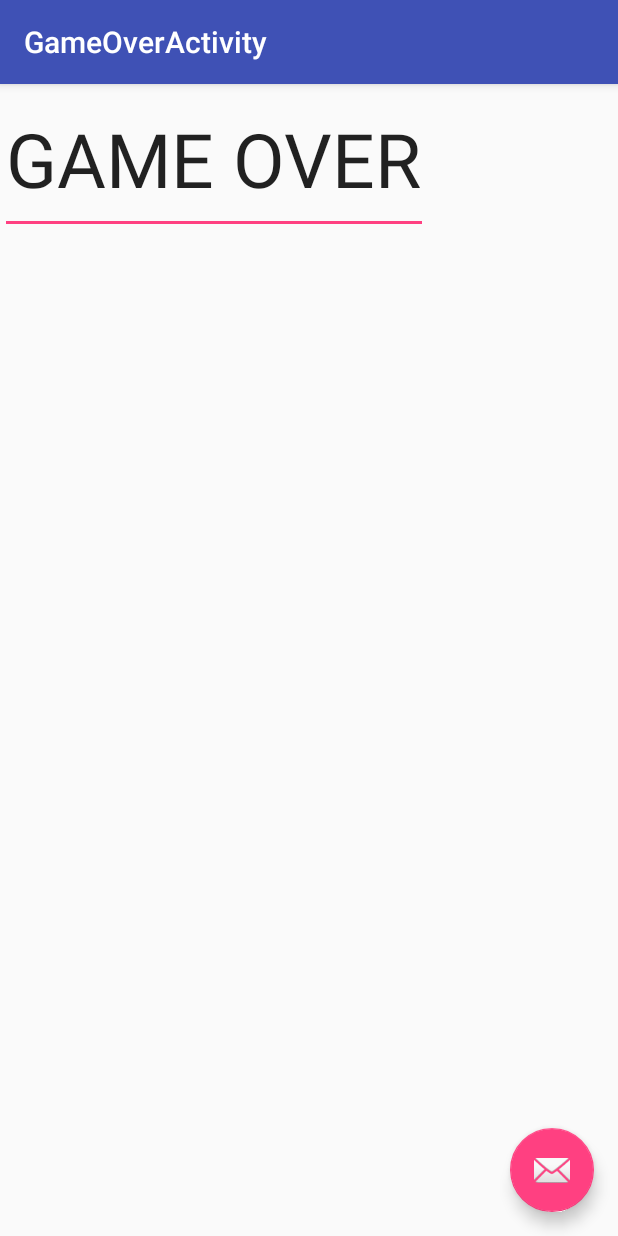
After one commit to rocketeer55/Crowd-Control, an Android app: the GameOverActivity screen opened directly, with no data from a screen before it, on a phone screen of 412 x 824 dp. The commit adds this screen. Run offline under Robolectric (Android 15) with nearby library versions, the phone set to English and light mode, and no system bars.

Commit message:
added gameover functionality

```diff
--- a/app/build.gradle
+++ b/app/build.gradle
@@ -1,5 +1,5 @@
 plugins {
-  id "org.sonarqube" version "2.6"
+    id "org.sonarqube" version "2.6"
 }
 
 apply plugin: 'com.android.application'
@@ -30,6 +30,7 @@
     implementation 'com.android.support:appcompat-v7:27.1.1'
     implementation 'com.android.support.constraint:constraint-layout:1.1.0'
     implementation 'com.android.support:support-v4:27.1.1'
+    implementation 'com.android.support:design:27.1.1'
     testImplementation 'junit:junit:4.12'
     androidTestImplementation 'com.android.support.test:runner:1.0.1'
     androidTestImplementation 'com.android.support.test.espresso:espresso-core:3.0.1'
--- a/app/src/main/AndroidManifest.xml
+++ b/app/src/main/AndroidManifest.xml
@@ -31,7 +31,11 @@
             android:configChanges="orientation|keyboardHidden|screenSize"
             android:label="@string/title_activity_play_level"
             android:theme="@style/FullscreenTheme" />
-        <activity android:name=".Debug"></activity>
+        <activity android:name=".Debug" />
+        <activity
+            android:name=".GameOverActivity"
+            android:label="@string/title_activity_game_over"
+            android:theme="@style/AppTheme"></activity>
     </application>
 
 </manifest>
--- a/app/src/main/java/com/csc309/crowdcontrol/Arrow.java
+++ b/app/src/main/java/com/csc309/crowdcontrol/Arrow.java
@@ -23,6 +23,8 @@
     public float songPosTarget;
     private float songPosStart;
     public float currentSongPos;
+
+    public boolean wasMissed;
 
     int ARROW_STARTING_Y; //Where arrows are spawned
     private float ARROW_TARGET_Y; //Where arrows should end up
@@ -130,12 +132,14 @@
         float temp = (songPosTarget - currentSongPos)/(songPosTarget - songPosStart);
         y = ((int)((1-temp) * (arrowTargetY - (arrowStartingY)))) + (arrowStartingY);
 
+        //@MATT
         if (y > screenHeight || currentSongPos > songPosTarget + 100)
         {
             System.out.println("MISSED NOTE");
             shouldDelete = true;
             shouldDequeue = true;
             y = Integer.MAX_VALUE;
+            wasMissed = true;
         }
     }
 
--- /dev/null
+++ b/app/src/main/java/com/csc309/crowdcontrol/GameOverActivity.java
@@ -0,0 +1,37 @@
+package com.csc309.crowdcontrol;
+
+import android.os.Bundle;
+import android.support.design.widget.FloatingActionButton;
+import android.support.design.widget.Snackbar;
+import android.support.v7.app.AppCompatActivity;
+import android.support.v7.widget.Toolbar;
+import android.view.View;
+
+public class GameOverActivity extends AppCompatActivity {
+
+    @Override
+    protected void onCreate(Bundle savedInstanceState) {
+        super.onCreate(savedInstanceState);
+        setContentView(R.layout.activity_game_over);
+        Toolbar toolbar = (Toolbar) findViewById(R.id.toolbar);
+        setSupportActionBar(toolbar);
+
+        FloatingActionButton fab = (FloatingActionButton) findViewById(R.id.fab);
+        fab.setOnClickListener(new View.OnClickListener() {
+            @Override
+            public void onClick(View view) {
+                Snackbar.make(view, "Replace with your own action", Snackbar.LENGTH_LONG)
+                        .setAction("Action", null).show();
+            }
+        });
+
+        Bundle extras = getIntent().getExtras();
+        int score = 0;
+        if (extras != null) {
+            score = extras.getInt("key");
+            System.out.println(score);
+        }
+
+    }
+
+}
--- /dev/null
+++ b/app/src/main/res/layout/activity_game_over.xml
@@ -0,0 +1,33 @@
+<?xml version="1.0" encoding="utf-8"?>
+<android.support.design.widget.CoordinatorLayout xmlns:android="http://schemas.android.com/apk/res/android"
+    xmlns:app="http://schemas.android.com/apk/res-auto"
+    xmlns:tools="http://schemas.android.com/tools"
+    android:layout_width="match_parent"
+    android:layout_height="match_parent"
+    tools:context=".GameOverActivity">
+
+    <android.support.design.widget.AppBarLayout
+        android:layout_width="match_parent"
+        android:layout_height="wrap_content"
+        android:theme="@style/AppTheme.AppBarOverlay">
+
+        <android.support.v7.widget.Toolbar
+            android:id="@+id/toolbar"
+            android:layout_width="match_parent"
+            android:layout_height="?attr/actionBarSize"
+            android:background="?attr/colorPrimary"
+            app:popupTheme="@style/AppTheme.PopupOverlay" />
+
+    </android.support.design.widget.AppBarLayout>
+
+    <include layout="@layout/content_game_over" />
+
+    <android.support.design.widget.FloatingActionButton
+        android:id="@+id/fab"
+        android:layout_width="wrap_content"
+        android:layout_height="wrap_content"
+        android:layout_gravity="bottom|end"
+        android:layout_margin="@dimen/fab_margin"
+        app:srcCompat="@android:drawable/ic_dialog_email" />
+
+</android.support.design.widget.CoordinatorLayout>
--- a/app/src/main/res/layout/activity_main.xml
+++ b/app/src/main/res/layout/activity_main.xml
@@ -52,4 +52,5 @@
         android:layout_alignParentTop="true"
         android:onClick="showDeubg"
         android:text="Debug" />
+
 </RelativeLayout>
--- /dev/null
+++ b/app/src/main/res/layout/content_game_over.xml
@@ -0,0 +1,21 @@
+<?xml version="1.0" encoding="utf-8"?>
+<android.support.constraint.ConstraintLayout xmlns:android="http://schemas.android.com/apk/res/android"
+    xmlns:app="http://schemas.android.com/apk/res-auto"
+    xmlns:tools="http://schemas.android.com/tools"
+    android:layout_width="match_parent"
+    android:layout_height="match_parent"
+    app:layout_behavior="@string/appbar_scrolling_view_behavior"
+    tools:context=".GameOverActivity"
+    tools:showIn="@layout/activity_game_over">
+
+    <EditText
+        android:id="@+id/editText"
+        android:layout_width="285dp"
+        android:layout_height="100dp"
+        android:ems="10"
+        android:inputType="textPersonName"
+        android:text="GAME OVER"
+        android:textSize="50sp"
+        tools:layout_editor_absoluteX="50dp"
+        tools:layout_editor_absoluteY="237dp" />
+</android.support.constraint.ConstraintLayout>
--- /dev/null
+++ b/app/src/main/res/values/dimens.xml
@@ -0,0 +1,3 @@
+<resources>
+    <dimen name="fab_margin">16dp</dimen>
+</resources>
--- a/app/src/main/res/values/strings.xml
+++ b/app/src/main/res/values/strings.xml
@@ -4,4 +4,5 @@
     <string name="title_activity_play_level">PlayLevelActivity</string>
     <string name="dummy_button">Dummy Button</string>
     <string name="dummy_content">DUMMY\nCONTENT</string>
+    <string name="title_activity_game_over">GameOverActivity</string>
 </resources>
--- a/app/src/main/res/values/styles.xml
+++ b/app/src/main/res/values/styles.xml
@@ -20,4 +20,8 @@
         <item name="android:background">@color/black_overlay</item>
     </style>
 
+    <style name="AppTheme.AppBarOverlay" parent="ThemeOverlay.AppCompat.Dark.ActionBar" />
+
+    <style name="AppTheme.PopupOverlay" parent="ThemeOverlay.AppCompat.Light" />
+
 </resources>
```
Also changed, not shown: app/src/main/java/com/csc309/crowdcontrol/PlayLevel.java (+42 -0 lines), app/src/main/java/com/csc309/crowdcontrol/PlayLevelActivity.java (+22 -6 lines), app/src/main/res/drawable/playbutton.png (added), app/src/main/res/playgame-1.png (added).
